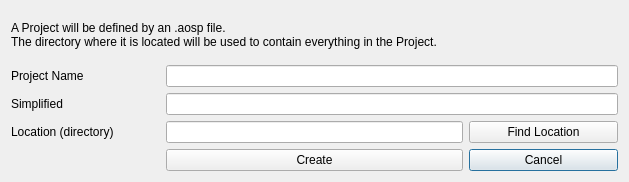
This is tools/aosdesigner/view/ui/NewProjectDialog.ui in invy/mjklaim-freewindows as Qt 5 draws it before an edit. The edited form follows.
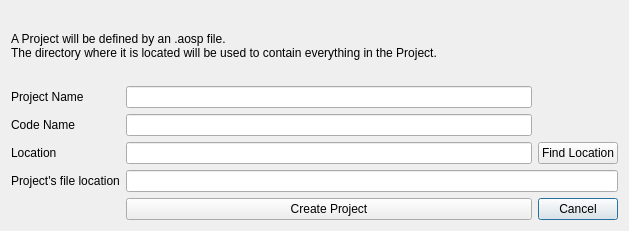
This is the edited form.

Commit message: AOSD : new project dialog Wip

Diff of the .ui file:
```diff
--- a/tools/aosdesigner/view/ui/NewProjectDialog.ui
+++ b/tools/aosdesigner/view/ui/NewProjectDialog.ui
@@ -7,14 +7,14 @@
     <x>0</x>
     <y>0</y>
     <width>629</width>
-    <height>182</height>
+    <height>231</height>
    </rect>
   </property>
   <property name="windowTitle">
    <string>New AOS Designer Project</string>
   </property>
   <layout class="QGridLayout" name="gridLayout">
-   <item row="0" column="0" colspan="4">
+   <item row="0" column="0" colspan="2">
     <widget class="QLabel" name="label_4">
      <property name="text">
       <string>A Project will be defined by an .aosp file.
@@ -29,7 +29,7 @@
      </property>
     </widget>
    </item>
-   <item row="1" column="1" colspan="3">
+   <item row="1" column="1">
     <widget class="QLineEdit" name="edit_project_name">
      <property name="toolTip">
       <string>New project's name.</string>
@@ -39,12 +39,12 @@
    <item row="2" column="0">
     <widget class="QLabel" name="label_2">
      <property name="text">
-      <string>Simplified</string>
+      <string>Code Name</string>
      </property>
     </widget>
    </item>
-   <item row="2" column="1" colspan="3">
-    <widget class="QLineEdit" name="edit_simple_name">
+   <item row="2" column="1">
+    <widget class="QLineEdit" name="edit_codename">
      <property name="toolTip">
       <string>New project's file name. It should contain only letters, numbers and underscores ( _ ).</string>
      </property>
@@ -56,36 +56,56 @@
    <item row="3" column="0">
     <widget class="QLabel" name="label_3">
      <property name="text">
-      <string>Location (directory)</string>
+      <string>Location</string>
      </property>
     </widget>
    </item>
-   <item row="3" column="1" colspan="2">
+   <item row="3" column="1">
     <widget class="QLineEdit" name="edit_dir_location">
      <property name="toolTip">
       <string>Address of the directory where this project will be located.</string>
      </property>
     </widget>
    </item>
-   <item row="3" column="3">
-    <widget class="QPushButton" name="findLocationButton">
+   <item row="3" column="2">
+    <widget class="QPushButton" name="button_find_location">
      <property name="text">
       <string>Find Location</string>
      </property>
     </widget>
    </item>
+   <item row="4" column="0">
+    <widget class="QLabel" name="label_5">
+     <property name="text">
+      <string>Project's file location</string>
+     </property>
+    </widget>
+   </item>
    <item row="4" column="1" colspan="2">
-    <widget class="QPushButton" name="createButton">
+    <widget class="QLineEdit" name="edit_project_file_location">
+     <property name="enabled">
+      <bool>true</bool>
+     </property>
+     <property name="toolTip">
+      <string>Path of the project's file that will be created.</string>
+     </property>
+     <property name="readOnly">
+      <bool>true</bool>
+     </property>
+    </widget>
+   </item>
+   <item row="5" column="1">
+    <widget class="QPushButton" name="button_create">
      <property name="text">
-      <string>Create</string>
+      <string>Create Project</string>
      </property>
      <property name="autoDefault">
       <bool>true</bool>
      </property>
     </widget>
    </item>
-   <item row="4" column="3">
-    <widget class="QPushButton" name="cancelButton">
+   <item row="5" column="2">
+    <widget class="QPushButton" name="button_cancel">
      <property name="text">
       <string>Cancel</string>
      </property>
```
Left out of the diff: 24 changed lines with no effect on the pictures. The commit also changes 2 other files.
